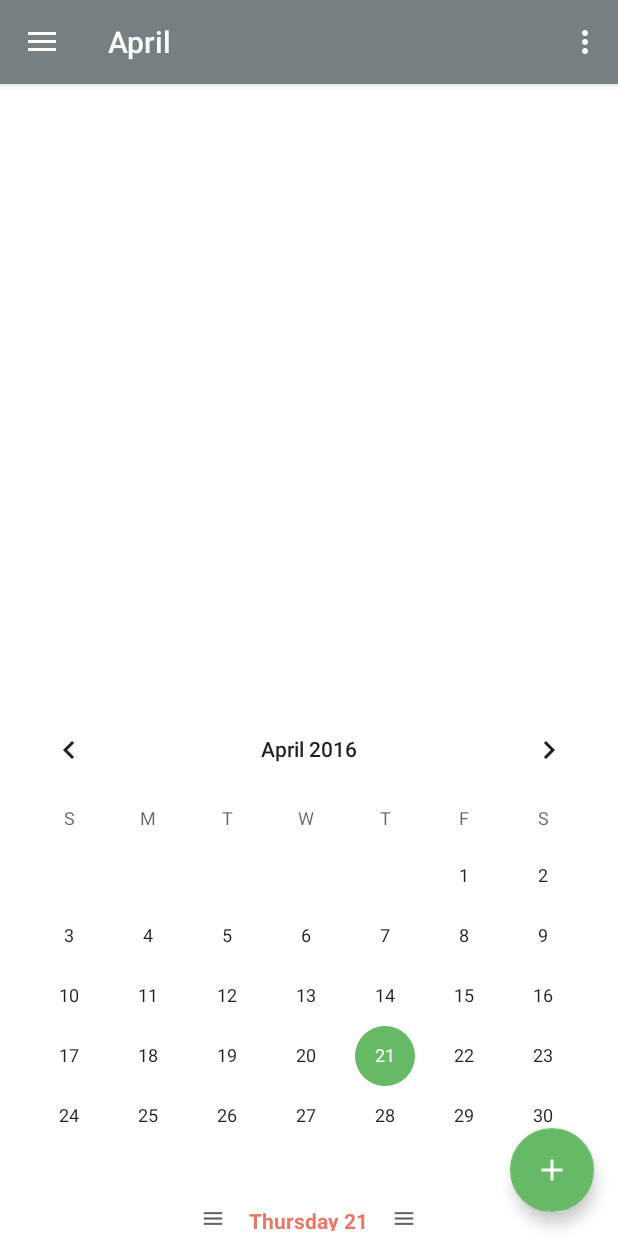
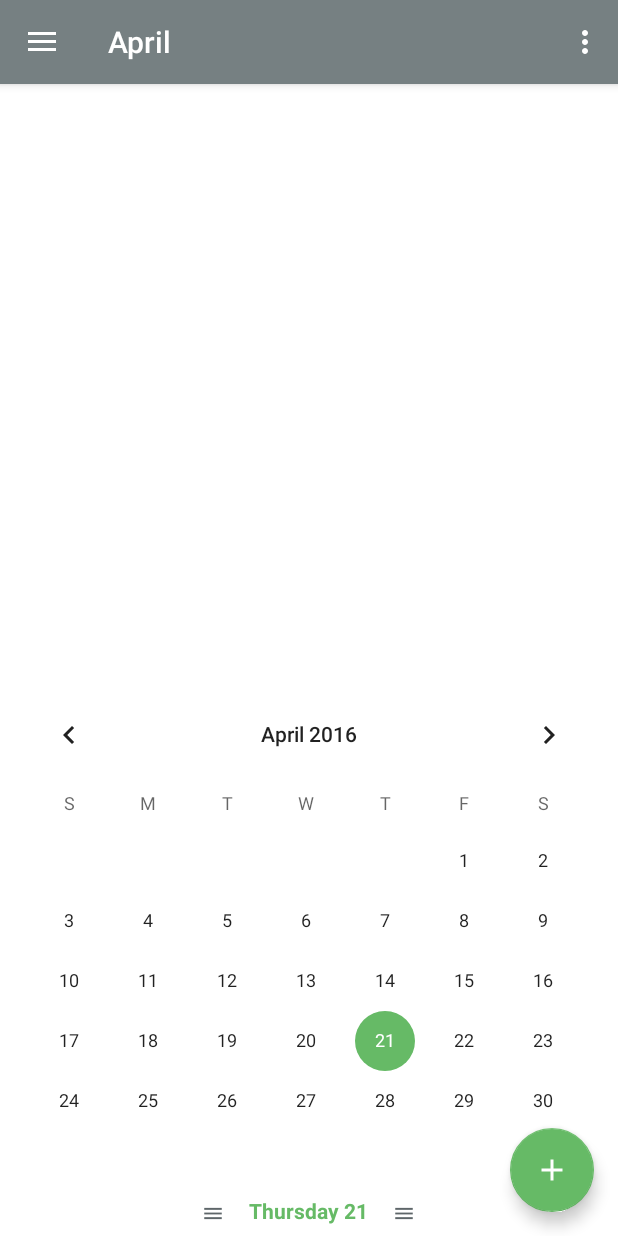
Before and after one commit to simbelmine/Eisen-Flow, an Android app: the screen it shows after launch (MainActivity), on a phone screen of 412 x 824 dp. Run offline under Robolectric (Android 15) with nearby library versions, the phone set to English and light mode, and no system bars; libraries missing offline, so code that uses them is left out: com.sothree.slidinguppanel; plain views replace SlidingUpPanelLayout; 1 statement that could not run was skipped.

Commit message:
Wider slide area

```diff
--- a/app/src/main/res/layout/app_bar_main.xml
+++ b/app/src/main/res/layout/app_bar_main.xml
@@ -48,7 +48,7 @@
         android:layout_width="match_parent"
         android:layout_height="match_parent"
         android:gravity="top"
-        sothree:umanoPanelHeight="20dp"
+        sothree:umanoPanelHeight="30dp"
         sothree:umanoShadowHeight="4dp"
         sothree:umanoDragView="@+id/dragView"
         sothree:umanoOverlay="false"
@@ -76,14 +76,14 @@
             />
             <RelativeLayout
                 android:layout_width="match_parent"
-                android:layout_height="20dp"
+                android:layout_height="30dp"
                 android:gravity="center"
                 android:paddingBottom="3dp"
                 >
                 <ImageView
                     android:id="@+id/icon_1"
                     android:layout_width="wrap_content"
-                    android:layout_height="wrap_content"
+                    android:layout_height="15dp"
                     android:src="@mipmap/menu"
                     android:layout_alignParentBottom="true"
                     />
@@ -92,7 +92,7 @@
                     android:layout_width="wrap_content"
                     android:layout_height="wrap_content"
                     android:text="Monday 25"
-                    android:textColor="@color/firstQuadrant"
+                    android:textColor="@color/colorAccent"
                     android:layout_toRightOf="@+id/icon_1"
                     android:layout_alignParentBottom="true"
                     android:gravity="center"
@@ -100,7 +100,7 @@
                     />
                 <ImageView
                     android:layout_width="wrap_content"
-                    android:layout_height="wrap_content"
+                    android:layout_height="15dp"
                     android:src="@mipmap/menu"
                     android:layout_toRightOf="@+id/day_date_txt"
                     android:layout_alignParentBottom="true"
```
